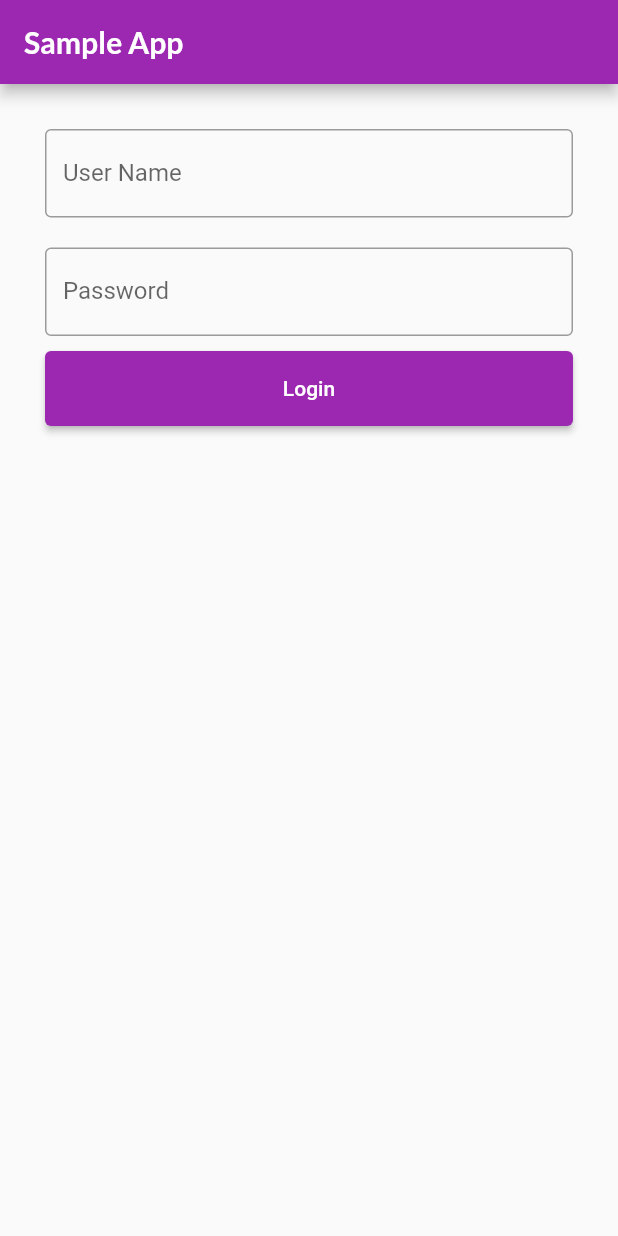
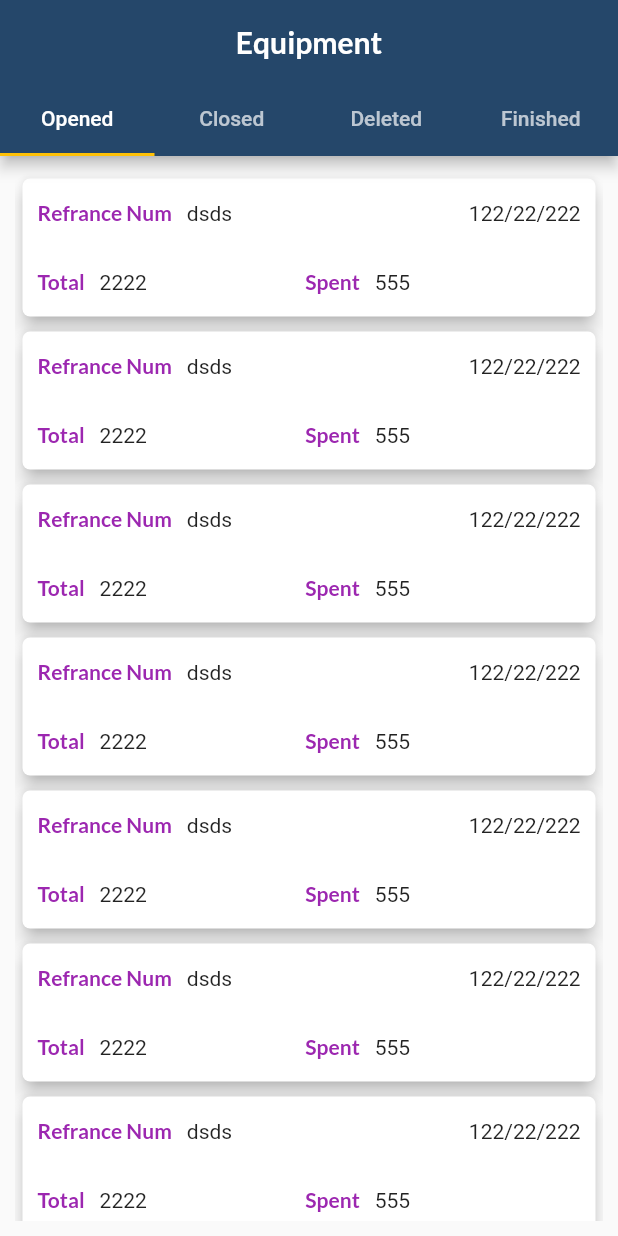
Before and after one commit to youssefshaaban/equipment, a Flutter app: the screen it shows after launch, on a phone screen of 412 x 824 dp. Run offline on Flutter 3.47's test engine with Material 2 defaults, Android fonts, the phone set to English and light mode, and no system bars; Roboto replaces fonts that are missing (Quicksand).

Commit message:
finish covenant

```diff
--- /dev/null
+++ b/lib/HexColor.dart
@@ -0,0 +1,18 @@
+import 'dart:ui';
+
+extension HexColor on Color {
+  /// String is in the format "aabbcc" or "ffaabbcc" with an optional leading "#".
+  static Color fromHex(String hexString) {
+    final buffer = StringBuffer();
+    if (hexString.length == 6 || hexString.length == 7) buffer.write('ff');
+    buffer.write(hexString.replaceFirst('#', ''));
+    return Color(int.parse(buffer.toString(), radix: 16));
+  }
+
+  /// Prefixes a hash sign if [leadingHashSign] is set to `true` (default is `true`).
+  String toHex({bool leadingHashSign = true}) => '${leadingHashSign ? '#' : ''}'
+      '${alpha.toRadixString(16).padLeft(2, '0')}'
+      '${red.toRadixString(16).padLeft(2, '0')}'
+      '${green.toRadixString(16).padLeft(2, '0')}'
+      '${blue.toRadixString(16).padLeft(2, '0')}';
+}
--- a/lib/main.dart
+++ b/lib/main.dart
@@ -1,4 +1,8 @@
+import 'package:equipment/HexColor.dart';
+import 'package:equipment/pages/equipments_page.dart';
+import 'package:equipment/pages/equipments_page_list.dart';
 import 'package:equipment/pages/login_page.dart';
+import 'package:equipment/utils/CustomColor.dart';
 import 'package:flutter/material.dart';
 
 void main() {
@@ -13,7 +17,7 @@ class MyApp extends StatelessWidget {
       debugShowCheckedModeBanner: false,
       title: 'Flutter Demo',
       theme: ThemeData(
-          primarySwatch: Colors.purple,
+          primarySwatch: MaterialColor(HexColor.fromHex("#25476a").value,getSwatch(HexColor.fromHex("#25476a"))),
           accentColor: Colors.amber,
           fontFamily: 'Quicksand',
           textTheme: ThemeData.light().textTheme.copyWith(
@@ -33,7 +37,7 @@ class MyApp extends StatelessWidget {
                       fontFamily: 'Lato',
                       fontSize: 20,
                       fontWeight: FontWeight.bold)))),
-      home: LoginPage(),
+      home: EquipmentPage(),
     );
   }
 }
--- /dev/null
+++ b/lib/model/Equipment.dart
@@ -0,0 +1,70 @@
+class Equipment{
+  String? id;
+  String? date;
+  String? totalAmount;
+  String? remianAmount;
+  Equipment({this.id,this.date,this.remianAmount,this.totalAmount});
+}
+
+
+List<Equipment> getData(){
+  final List<Equipment> list=[
+     Equipment(id: "dsds",date: "122/22/222",remianAmount:"555",totalAmount:"2222"),
+    Equipment(id: "dsds",date: "122/22/222",remianAmount:"555",totalAmount:"2222"),
+    Equipment(id: "dsds",date: "122/22/222",remianAmount:"555",totalAmount:"2222"),
+    Equipment(id: "dsds",date: "122/22/222",remianAmount:"555",totalAmount:"2222"),
+
+    Equipment(id: "dsds",date: "122/22/222",remianAmount:"555",totalAmount:"2222"),
+
+    Equipment(id: "dsds",date: "122/22/222",remianAmount:"555",totalAmount:"2222"),
+
+    Equipment(id: "dsds",date: "122/22/222",remianAmount:"555",totalAmount:"2222"),
+
+    Equipment(id: "dsds",date: "122/22/222",remianAmount:"555",totalAmount:"2222"),
+
+    Equipment(id: "dsds",date: "122/22/222",remianAmount:"555",totalAmount:"2222"),
+    Equipment(id: "dsds",date: "122/22/222",remianAmount:"555",totalAmount:"2222"),
+    Equipment(id: "dsds",date: "122/22/222",remianAmount:"555",totalAmount:"2222"),
+    Equipment(id: "dsds",date: "122/22/222",remianAmount:"555",totalAmount:"2222"),
+    Equipment(id: "dsds",date: "122/22/222",remianAmount:"555",totalAmount:"2222"),
+
+    Equipment(id: "dsds",date: "122/22/222",remianAmount:"555",totalAmount:"2222"),
+
+    Equipment(id: "dsds",date: "122/22/222",remianAmount:"555",totalAmount:"2222"),
+
+    Equipment(id: "dsds",date: "122/22/222",remianAmount:"555",totalAmount:"2222"),
+
+    Equipment(id: "dsds",date: "122/22/222",remianAmount:"555",totalAmount:"2222"),
+
+    Equipment(id: "dsds",date: "122/22/222",remianAmount:"555",totalAmount:"2222"),
+    Equipment(id: "dsds",date: "122/22/222",remianAmount:"555",totalAmount:"2222"),
+    Equipment(id: "dsds",date: "122/22/222",remianAmount:"555",totalAmount:"2222"),
+    Equipment(id: "dsds",date: "122/22/222",remianAmount:"555",totalAmount:"2222"),
+    Equipment(id: "dsds",date: "122/22/222",remianAmount:"555",totalAmount:"2222"),
+
+    Equipment(id: "dsds",date: "122/22/222",remianAmount:"555",totalAmount:"2222"),
+
+    Equipment(id: "dsds",date: "122/22/222",remianAmount:"555",totalAmount:"2222"),
+
+    Equipment(id: "dsds",date: "122/22/222",remianAmount:"555",totalAmount:"2222"),
+
+    Equipment(id: "dsds",date: "122/22/222",remianAmount:"555",totalAmount:"2222"),
+
+    Equipment(id: "dsds",date: "122/22/222",remianAmount:"555",totalAmount:"2222"),
+    Equipment(id: "dsds",date: "122/22/222",remianAmount:"555",totalAmount:"2222"),
+    Equipment(id: "dsds",date: "122/22/222",remianAmount:"555",totalAmount:"2222"),
+    Equipment(id: "dsds",date: "122/22/222",remianAmount:"555",totalAmount:"2222"),
+    Equipment(id: "dsds",date: "122/22/222",remianAmount:"555",totalAmount:"2222"),
+
+    Equipment(id: "dsds",date: "122/22/222",remianAmount:"555",totalAmount:"2222"),
+
+    Equipment(id: "dsds",date: "122/22/222",remianAmount:"555",totalAmount:"2222"),
+
+    Equipment(id: "dsds",date: "122/22/222",remianAmount:"555",totalAmount:"2222"),
+
+    Equipment(id: "dsds",date: "122/22/222",remianAmount:"555",totalAmount:"2222"),
+
+    Equipment(id: "dsds",date: "122/22/222",remianAmount:"555",totalAmount:"2222"),
+   ];
+  return list;
+}
--- /dev/null
+++ b/lib/pages/equipments_page.dart
@@ -0,0 +1,35 @@
+import 'package:equipment/pages/equipments_page_list.dart';
+import 'package:flutter/material.dart';
+class EquipmentPage extends StatelessWidget{
+  @override
+  Widget build(BuildContext context) {
+    return DefaultTabController(
+      length: 4,
+      child: Scaffold(
+        appBar: AppBar(title: Text('Equipment'),
+        centerTitle: true,
+        bottom: TabBar(onTap: (index){
+          // section tab
+        },
+        tabs: [
+          Tab(text: "Opened",),
+          Tab(text: "Closed",),
+          Tab(text: "Deleted",),
+          Tab(text: "Finished",)
+        ],
+        ),
+        ),
+        body: TabBarView(
+          children: [
+            EquipmentPageList(),
+            EquipmentPageList(),
+            EquipmentPageList(),
+            EquipmentPageList(),
+          ],
+        ),
+      ),
+    );
+  }
+
+
+}
--- /dev/null
+++ b/lib/pages/equipments_page_list.dart
@@ -0,0 +1,22 @@
+import 'package:equipment/model/Equipment.dart';
+import 'package:equipment/widget/item_equipment.dart';
+import 'package:flutter/material.dart';
+
+class EquipmentPageList extends StatelessWidget {
+  final List<Equipment> list = getData();
+
+  @override
+  Widget build(BuildContext context) {
+    return Padding(
+      padding: EdgeInsets.all(10),
+        child: ListView.builder(
+          itemBuilder: (ctx, index) {
+            return ItemEquipment(
+              equipment: list[index],
+            );
+          },
+          itemCount: list.length,
+        ),
+    );
+  }
+}
--- /dev/null
+++ b/lib/utils/CustomColor.dart
@@ -0,0 +1,36 @@
+import 'dart:ui';
+
+import 'package:flutter/material.dart';
+
+Map<int, Color> getSwatch(Color color) {
+  final hslColor = HSLColor.fromColor(color);
+  final lightness = hslColor.lightness;
+
+  /// if [500] is the default color, there are at LEAST five
+  /// steps below [500]. (i.e. 400, 300, 200, 100, 50.) A
+  /// divisor of 5 would mean [50] is a lightness of 1.0 or
+  /// a color of #ffffff. A value of six would be near white
+  /// but not quite.
+  final lowDivisor = 6;
+
+  /// if [500] is the default color, there are at LEAST four
+  /// steps above [500]. A divisor of 4 would mean [900] is
+  /// a lightness of 0.0 or color of #000000
+  final highDivisor = 5;
+
+  final lowStep = (1.0 - lightness) / lowDivisor;
+  final highStep = lightness / highDivisor;
+
+  return {
+    50: (hslColor.withLightness(lightness + (lowStep * 5))).toColor(),
+    100: (hslColor.withLightness(lightness + (lowStep * 4))).toColor(),
+    200: (hslColor.withLightness(lightness + (lowStep * 3))).toColor(),
+    300: (hslColor.withLightness(lightness + (lowStep * 2))).toColor(),
+    400: (hslColor.withLightness(lightness + lowStep)).toColor(),
+    500: (hslColor.withLightness(lightness)).toColor(),
+    600: (hslColor.withLightness(lightness - highStep)).toColor(),
+    700: (hslColor.withLightness(lightness - (highStep * 2))).toColor(),
+    800: (hslColor.withLightness(lightness - (highStep * 3))).toColor(),
+    900: (hslColor.withLightness(lightness - (highStep * 4))).toColor(),
+  };
+}
--- /dev/null
+++ b/lib/widget/item_equipment.dart
@@ -0,0 +1,71 @@
+import 'package:equipment/model/Equipment.dart';
+import 'package:flutter/material.dart';
+
+class ItemEquipment extends StatelessWidget {
+  final Equipment equipment;
+
+  ItemEquipment({required this.equipment});
+
+  @override
+  Widget build(BuildContext context) {
+    return Card(
+      elevation: 5,
+      shape: RoundedRectangleBorder(
+          borderRadius: BorderRadius.all(Radius.circular(5))),
+      margin: EdgeInsets.all(5),
+      child: Column(
+        children: [
+          Padding(
+            padding: EdgeInsets.all(10),
+            child: Row(
+              mainAxisAlignment: MainAxisAlignment.start,
+              children: [
+                Text(
+                  "Refrance Num",
+                  style: Theme.of(context).textTheme.headline1,
+                ),
+                Expanded(
+                  child: Container(
+                      margin: EdgeInsets.symmetric(vertical: 5, horizontal: 10),
+                      child: Text(
+                        equipment.id!,
+                      )),
+                ),
+                Text(
+                  equipment.date!,
+                )
+              ],
+            ),
+          ),
+          Padding(
+            padding: EdgeInsets.all(10),
+            child: Row(
+              mainAxisAlignment: MainAxisAlignment.start,
+              children: [
+                Text(
+                  "Total",
+                  style: Theme.of(context).textTheme.headline1,
+                ),
+                Expanded(
+                    child: Padding(
+                  padding: EdgeInsets.symmetric(vertical: 5, horizontal: 10),
+                  child: Text(
+                    equipment.totalAmount!,
+                  ),
+                )),
+                Text("Spent", style: Theme.of(context).textTheme.headline1),
+                Expanded(
+                    child: Padding(
+                  padding: EdgeInsets.symmetric(vertical: 5, horizontal: 10),
+                  child: Text(
+                    equipment.remianAmount!,
+                  ),
+                ))
+              ],
+            ),
+          )
+        ],
+      ),
+    );
+  }
+}
```
Also changed, not shown: 1 other file.
